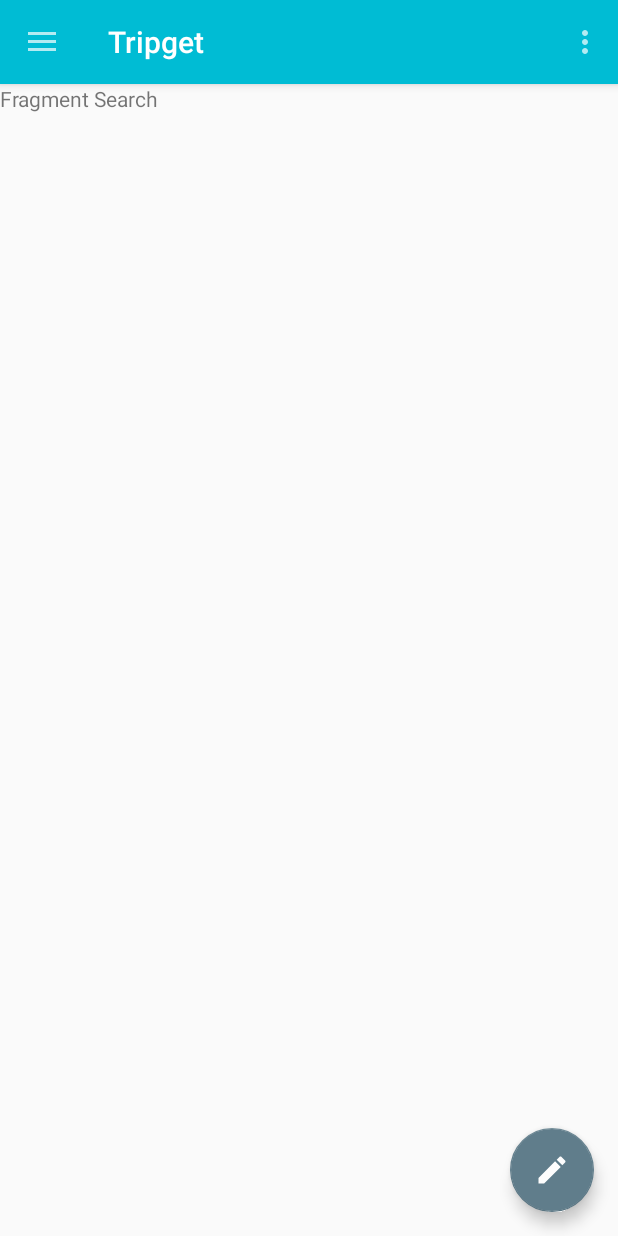
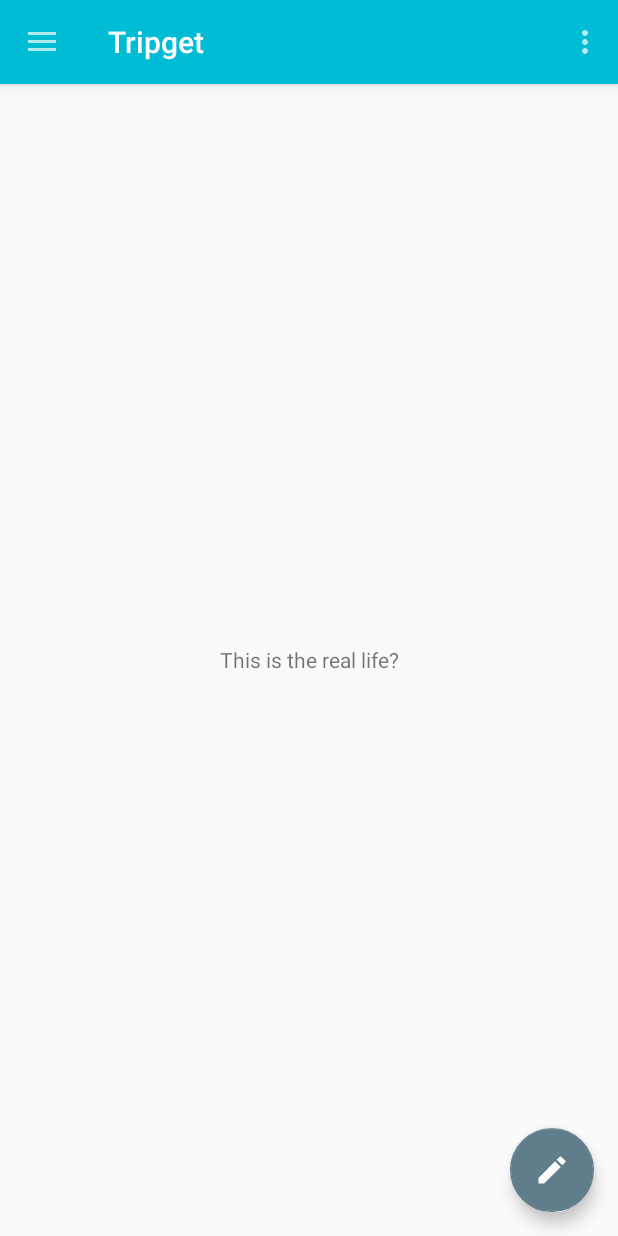
Before and after one commit to RonnyValdivieso/tripget, an Android app: the screen it shows after launch once a user with an empty profile is signed in (MainActivity), after a tap on "Next trip", on a phone screen of 412 x 824 dp. Run offline under Robolectric (Android 15) with nearby library versions, the phone set to English and light mode, and no system bars; our stand-ins replace Firebase (no records; nobody signed in at launch, a user with empty details on screens opened directly); pictures from the network do not load; 2 other taps on this screen came first.

Commit message:
Fragments calling with ExampleFragment

```diff
--- a/app/src/main/java/com/tripget/tripget/ExampleFragment.java
+++ b/app/src/main/java/com/tripget/tripget/ExampleFragment.java
@@ -3,7 +3,10 @@ package com.tripget.tripget;
 import android.content.Context;
 import android.net.Uri;
 import android.os.Bundle;
+import android.support.design.widget.FloatingActionButton;
 import android.support.v4.app.Fragment;
+import android.support.v4.app.FragmentManager;
+import android.support.v4.app.FragmentTransaction;
 import android.view.LayoutInflater;
 import android.view.View;
 import android.view.ViewGroup;
@@ -18,7 +21,7 @@ import android.view.ViewGroup;
 public class ExampleFragment extends Fragment {
 
     private OnFragmentInteractionListener mListener;
-
+    private FloatingActionButton fab;
     public ExampleFragment() {
         // Required empty public constructor
     }
@@ -28,7 +31,18 @@ public class ExampleFragment extends Fragment {
     public View onCreateView(LayoutInflater inflater, ViewGroup container,
                              Bundle savedInstanceState) {
         // Inflate the layout for this fragment
-        return inflater.inflate(R.layout.fragment_example, container, false);
+        View view = inflater.inflate(R.layout.fragment_example, container, false);
+
+        fab = (FloatingActionButton)view.findViewById(R.id.fab);
+        fab.setOnClickListener(new View.OnClickListener() {
+            @Override
+            public void onClick(View view) {
+                ReviewTripFragment fragment = new ReviewTripFragment();
+                FragmentManager manager = getFragmentManager();
+                manager.beginTransaction().replace(R.id.main_content, fragment).addToBackStack(null).setTransition(FragmentTransaction.TRANSIT_FRAGMENT_FADE).commit();
+            }
+        });
+        return view;
     }
 
     // TODO: Rename method, update argument and hook method into UI event
--- a/app/src/main/java/com/tripget/tripget/MainActivity.java
+++ b/app/src/main/java/com/tripget/tripget/MainActivity.java
@@ -66,6 +66,8 @@ public class MainActivity extends AppCompatActivity
         super.onCreate(savedInstanceState);
         setContentView(R.layout.activity_main);
 
+        fragment = new ExampleFragment();
+        callFragment();
 
         // ----- NO BORRAR, TENGO MIS DUDAS RESPECTO A LA LLAMADA EN BACKSTACK ---- //
 
@@ -107,36 +109,25 @@ public class MainActivity extends AppCompatActivity
         Toolbar toolbar = (Toolbar) findViewById(R.id.toolbar);
         setSupportActionBar(toolbar);
 
-        fab = (FloatingActionButton) findViewById(R.id.fab);
-        fab.setOnClickListener(new View.OnClickListener() {
-            @Override
-            public void onClick(View view) {
-                fragment = new ReviewTripFragment();
-                callFragment();
-            }
-        });
-
         DrawerLayout drawer = (DrawerLayout) findViewById(R.id.drawer_layout);
         ActionBarDrawerToggle toggle = new ActionBarDrawerToggle(
                 this, drawer, toolbar, R.string.navigation_drawer_open, R.string.navigation_drawer_close);
         drawer.setDrawerListener(toggle);
         toggle.syncState();
-
-
         NavigationView navigationView = (NavigationView) findViewById(R.id.nav_view);
         navigationView.setNavigationItemSelectedListener(this);
         navigationView.setCheckedItem(R.id.nav_search);
 
-
-
     }
 
     private void callFragment() {
-        transaction = getSupportFragmentManager().beginTransaction();
-        transaction.replace(R.id.main_content, fragment);
-        transaction.addToBackStack(null);
-        transaction.setTransition(FragmentTransaction.TRANSIT_FRAGMENT_FADE);
-        transaction.commit();
+
+        if(fragment instanceof  ExampleFragment){
+            getSupportFragmentManager().beginTransaction().replace(R.id.main_content, fragment).setTransition(FragmentTransaction.TRANSIT_FRAGMENT_FADE).commit();
+        }else {
+            getSupportFragmentManager().beginTransaction().replace(R.id.main_content, fragment).addToBackStack(null).setTransition(FragmentTransaction.TRANSIT_FRAGMENT_FADE).commit();
+        }
+
     }
 
     //Google SignIn Methods
@@ -243,6 +234,11 @@ public class MainActivity extends AppCompatActivity
             // Handle the camera action
             fragment = new ExampleFragment();
             callFragment();
+           /* transaction = getSupportFragmentManager().beginTransaction();
+            transaction.replace(R.id.main_content, fragment);
+            transaction.addToBackStack(null);
+            transaction.setTransition(FragmentTransaction.TRANSIT_FRAGMENT_FADE);
+            transaction.commit();*/
         } else if (id == R.id.nav_my_trips) {
 
         } else if (id == R.id.nav_favorite) {
--- a/app/src/main/java/com/tripget/tripget/ReviewTripFragment.java
+++ b/app/src/main/java/com/tripget/tripget/ReviewTripFragment.java
@@ -115,7 +115,7 @@ public class ReviewTripFragment extends Fragment {
         buttonfragment.setOnClickListener(new View.OnClickListener() {
             @Override
             public void onClick(View view) {
-                Snackbar.make(view, "Your story has been saved", Snackbar.LENGTH_SHORT)
+                Snackbar.make(view, R.string.story_saved, Snackbar.LENGTH_SHORT)
                         .setAction("Action", null).show();
             }
         });
--- a/app/src/main/res/layout/app_bar_main_menu.xml
+++ b/app/src/main/res/layout/app_bar_main_menu.xml
@@ -22,13 +22,13 @@
 
     <include layout="@layout/content_main_menu" />
 
-    <android.support.design.widget.FloatingActionButton
+    <!--<android.support.design.widget.FloatingActionButton
         android:id="@+id/fab"
         android:layout_width="wrap_content"
         android:layout_height="wrap_content"
         android:layout_gravity="bottom|end"
         android:layout_margin="@dimen/fab_margin"
         app:srcCompat="@drawable/ic_edit"
-        android:tint="@color/primaryBackground"/>
+        android:tint="@color/primaryBackground"/>-->
 
 </android.support.design.widget.CoordinatorLayout>
--- a/app/src/main/res/layout/content_main_menu.xml
+++ b/app/src/main/res/layout/content_main_menu.xml
@@ -10,7 +10,7 @@
 
     <LinearLayout
         android:id="@+id/main_content"
-        android:layout_width="0dp"
+        android:layout_width="fill_parent"
         android:layout_height="fill_parent"
         android:orientation="vertical"
         tools:layout_editor_absoluteY="0dp"
--- a/app/src/main/res/layout/fragment_example.xml
+++ b/app/src/main/res/layout/fragment_example.xml
@@ -1,13 +1,23 @@
-<FrameLayout xmlns:android="http://schemas.android.com/apk/res/android"
-    xmlns:tools="http://schemas.android.com/tools"
-    android:layout_width="match_parent"
-    android:layout_height="match_parent"
-    tools:context="com.tripget.tripget.ExampleFragment">
-
-    <!-- TODO: Update blank fragment layout -->
+<?xml version="1.0" encoding="utf-8"?>
+<android.support.design.widget.CoordinatorLayout xmlns:android="http://schemas.android.com/apk/res/android"
+xmlns:app="http://schemas.android.com/apk/res-auto"
+xmlns:tools="http://schemas.android.com/tools"
+android:layout_width="fill_parent"
+android:layout_height="fill_parent"
+tools:context="com.tripget.tripget.ExampleFragment">
     <TextView
         android:layout_width="match_parent"
         android:layout_height="match_parent"
-        android:text="@string/hello_blank_fragment" />
+        android:text="This is the real life?"
+        android:gravity="center"/>
 
-</FrameLayout>
+<android.support.design.widget.FloatingActionButton
+    android:id="@+id/fab"
+    android:layout_width="wrap_content"
+    android:layout_height="wrap_content"
+    android:layout_gravity="bottom|end"
+    android:layout_margin="@dimen/fab_margin"
+    app:srcCompat="@drawable/ic_edit"
+    android:tint="@color/primaryBackground"/>
+
+</android.support.design.widget.CoordinatorLayout>
--- a/app/src/main/res/layout/fragment_review_trip.xml
+++ b/app/src/main/res/layout/fragment_review_trip.xml
@@ -17,16 +17,16 @@
             android:layout_width="match_parent"
             android:layout_height="match_parent"
             android:orientation="vertical"
-    android:padding="@dimen/space_section"
-    >
+            android:padding="@dimen/space_section">
+
             <EditText
                 android:layout_width="match_parent"
                 android:layout_height="match_parent"
                 android:hint="@string/trip_title" />
+
             <include layout="@layout/story_review"></include>
             <include layout="@layout/requirements_review"></include>
             <include layout="@layout/trip_needs" />
-
 
         </LinearLayout>
 
@@ -40,6 +40,6 @@
                 android:textColor="@color/primaryBackground"
                 android:text="@string/submit"
                 tools:ignore="ObsoleteLayoutParam" />
+        </LinearLayout>
 
-        </LinearLayout>
     </ScrollView>
--- a/app/src/main/res/values/strings.xml
+++ b/app/src/main/res/values/strings.xml
@@ -27,4 +27,5 @@
     <string name="not_auth_firebase">Can\'t Auth with Firebase</string>
     <string name="save">Save</string>
     <string name="submit">Submit</string>
+    <string name="story_saved">Your story has been saved</string>
 </resources>
```
Lines whose indentation alone changed are shown as unchanged.
